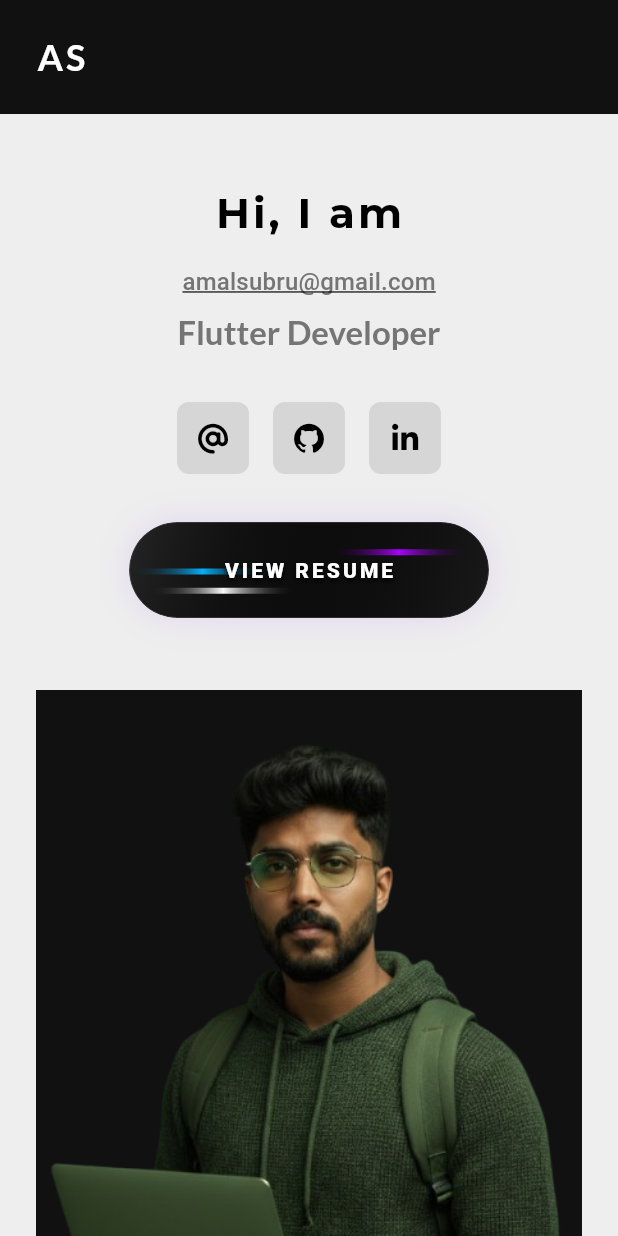
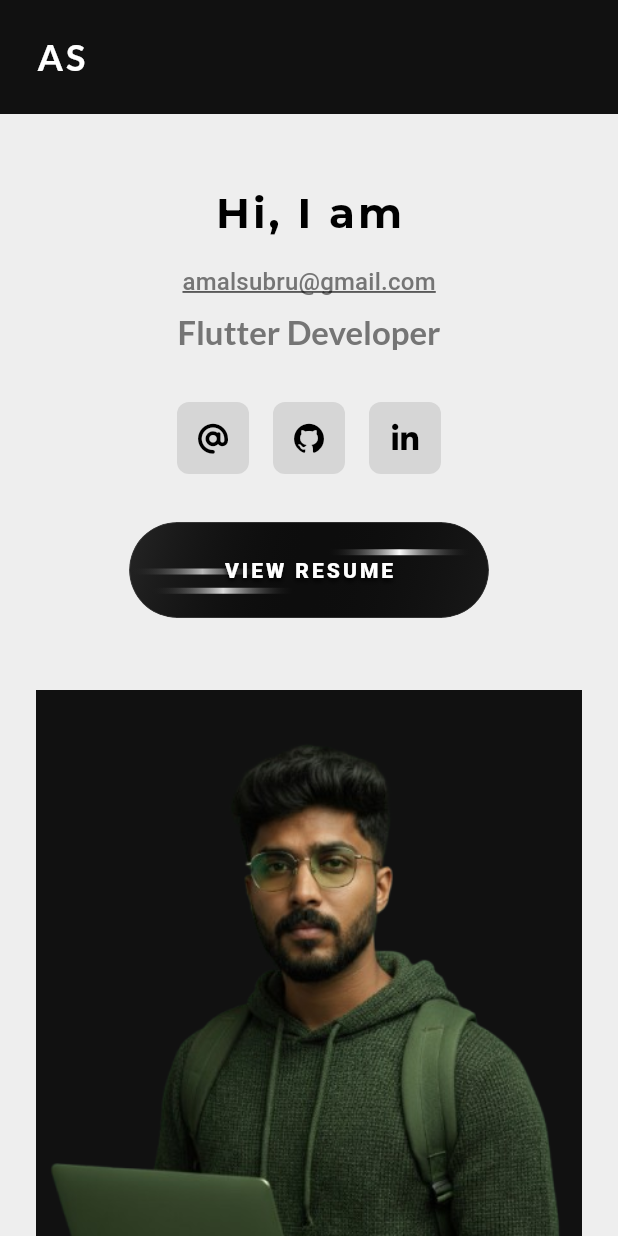
Before and after one commit to AmalSubrahmanayan/portfolio-, a Flutter app: the screen it shows after launch, on a phone screen of 412 x 824 dp. Run offline on Flutter 3.47's test engine with Material 3 defaults, Android fonts, the phone set to English and light mode, and no system bars; our stand-ins replace font_awesome_flutter, google_fonts.

Commit message:
style: match 3D button colors to portfolio monochrome theme

```diff
--- a/lib/presentation/widgets/three_d_button.dart
+++ b/lib/presentation/widgets/three_d_button.dart
@@ -84,7 +84,7 @@ class _ThreeDButtonState extends State<ThreeDButton>
                   borderRadius: BorderRadius.circular(32),
                   boxShadow: [
                     BoxShadow(
-                      color: const Color(0xFF6200EE).withValues(alpha: _isHovered ? 0.4 : 0.1),
+                      color: Colors.white.withValues(alpha: _isHovered ? 0.3 : 0.05),
                       blurRadius: 20,
                       spreadRadius: _isHovered ? 5 : 0,
                     ),
@@ -200,7 +200,7 @@ class _EnergyStreakPainter extends CustomPainter {
       final gradient = LinearGradient(
         colors: [
           Colors.transparent,
-          i == 0 ? const Color(0xFFAA00FF) : (i == 1 ? const Color(0xFF00B0FF) : Colors.white),
+          i == 0 ? Colors.white : (i == 1 ? const Color(0xFFBDBDBD) : const Color(0xFFE0E0E0)),
           Colors.transparent,
         ],
       ).createShader(rect);
```
